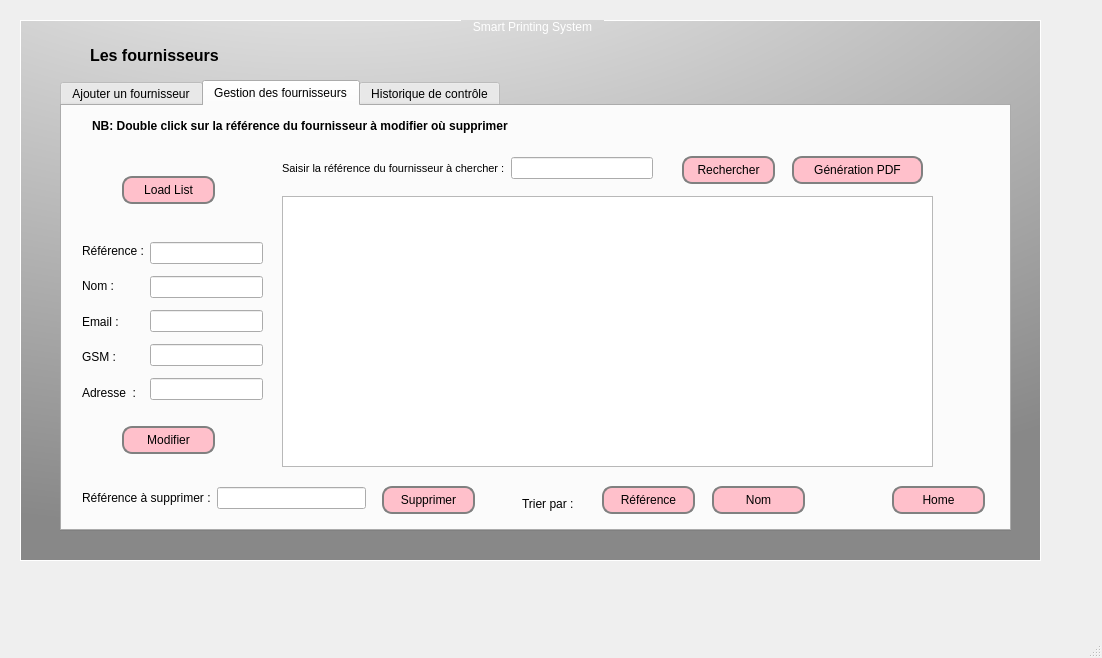
This is Fournisseurs/mainwindow.ui in yassinmezni/smart-printing-office as Qt 5 draws it before an edit. The edited form follows.
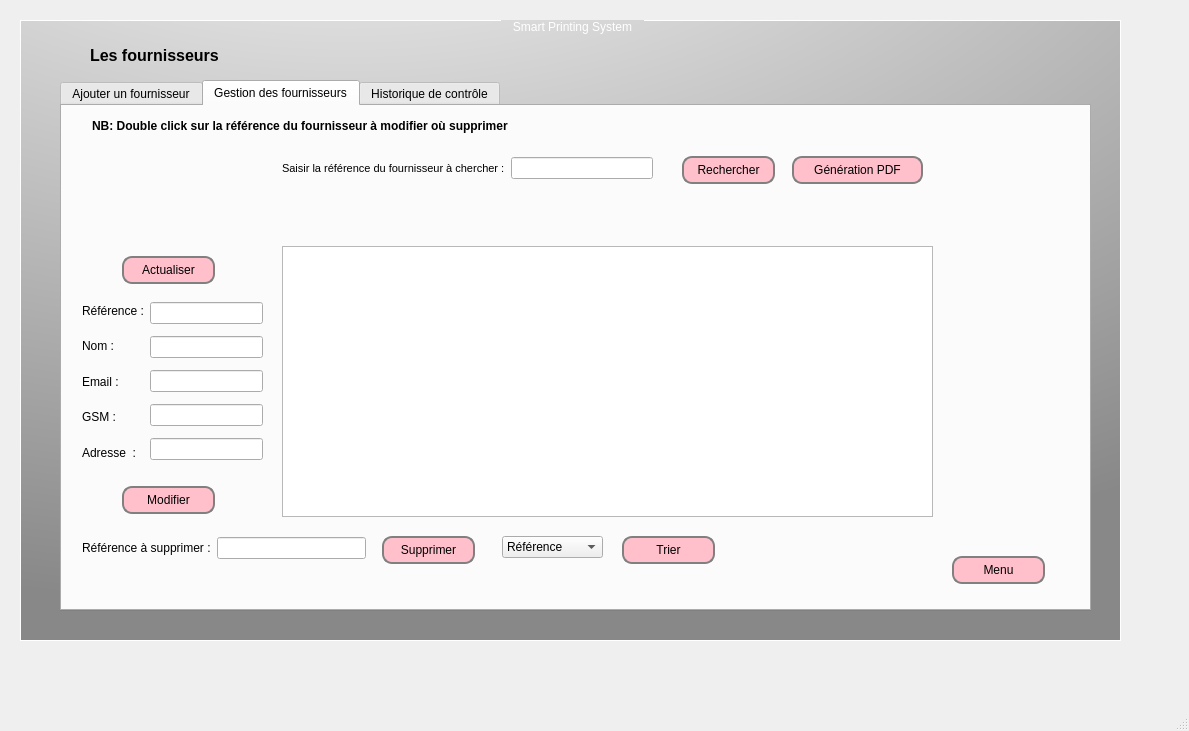
This is the edited form. The open tabs and pages were chosen to show the change. Icons and pictures are not drawn.

```diff
--- a/Fournisseurs/mainwindow.ui
+++ b/Fournisseurs/mainwindow.ui
@@ -6,8 +6,8 @@
    <rect>
     <x>0</x>
     <y>0</y>
-    <width>1102</width>
-    <height>658</height>
+    <width>1189</width>
+    <height>731</height>
    </rect>
   </property>
   <property name="windowTitle">
@@ -19,8 +19,8 @@
      <rect>
       <x>0</x>
       <y>0</y>
-      <width>1041</width>
-      <height>561</height>
+      <width>1151</width>
+      <height>671</height>
      </rect>
     </property>
     <property name="styleSheet">
@@ -194,8 +194,8 @@
        <rect>
         <x>10</x>
         <y>10</y>
-        <width>1051</width>
-        <height>591</height>
+        <width>1171</width>
+        <height>691</height>
        </rect>
       </property>
       <property name="styleSheet">
@@ -678,8 +678,8 @@
          <rect>
           <x>10</x>
           <y>10</y>
-          <width>1021</width>
-          <height>541</height>
+          <width>1101</width>
+          <height>621</height>
          </rect>
         </property>
         <property name="title">
@@ -711,8 +711,8 @@
           <rect>
            <x>40</x>
            <y>60</y>
-           <width>951</width>
-           <height>451</height>
+           <width>1031</width>
+           <height>531</height>
           </rect>
          </property>
          <property name="currentIndex">
@@ -1006,7 +1006,7 @@
            <property name="geometry">
             <rect>
              <x>60</x>
-             <y>320</y>
+             <y>380</y>
              <width>93</width>
              <height>28</height>
             </rect>
@@ -1019,7 +1019,7 @@
            <property name="geometry">
             <rect>
              <x>20</x>
-             <y>130</y>
+             <y>190</y>
              <width>181</width>
              <height>171</height>
             </rect>
@@ -1088,21 +1088,21 @@
           <widget class="QPushButton" name="homeButton_modifier">
            <property name="geometry">
             <rect>
-             <x>830</x>
-             <y>380</y>
+             <x>890</x>
+             <y>450</y>
              <width>93</width>
              <height>28</height>
             </rect>
            </property>
            <property name="text">
-            <string>Home</string>
+            <string>Menu</string>
            </property>
           </widget>
           <widget class="QTableView" name="tableView_2">
            <property name="geometry">
             <rect>
              <x>220</x>
-             <y>90</y>
+             <y>140</y>
              <width>651</width>
              <height>271</height>
             </rect>
@@ -1121,7 +1121,7 @@
            <property name="geometry">
             <rect>
              <x>320</x>
-             <y>380</y>
+             <y>430</y>
              <width>93</width>
              <height>28</height>
             </rect>
@@ -1134,7 +1134,7 @@
            <property name="geometry">
             <rect>
              <x>20</x>
-             <y>380</y>
+             <y>430</y>
              <width>284</width>
              <height>24</height>
             </rect>
@@ -1156,13 +1156,13 @@
            <property name="geometry">
             <rect>
              <x>60</x>
-             <y>70</y>
+             <y>150</y>
              <width>93</width>
              <height>28</height>
             </rect>
            </property>
            <property name="text">
-            <string>Load List</string>
+            <string>Actualiser</string>
            </property>
           </widget>
           <widget class="QWidget" name="layoutWidget_5">
@@ -1220,43 +1220,42 @@
             <string>Génération PDF</string>
            </property>
           </widget>
-          <widget class="QLabel" name="label_2">
+          <widget class="QComboBox" name="comboBox">
            <property name="geometry">
             <rect>
-             <x>460</x>
-             <y>390</y>
-             <width>61</width>
-             <height>16</height>
+             <x>440</x>
+             <y>430</y>
+             <width>101</width>
+             <height>22</height>
             </rect>
            </property>
-           <property name="text">
-            <string>Trier par :</string>
-           </property>
+           <item>
+            <property name="text">
+             <string>Référence</string>
+            </property>
+           </item>
+           <item>
+            <property name="text">
+             <string>Nom</string>
+            </property>
+           </item>
+           <item>
+            <property name="text">
+             <string>Email</string>
+            </property>
+           </item>
           </widget>
           <widget class="QPushButton" name="TrierButton_Ref">
            <property name="geometry">
             <rect>
-             <x>540</x>
-             <y>380</y>
+             <x>560</x>
+             <y>430</y>
              <width>93</width>
              <height>28</height>
             </rect>
            </property>
            <property name="text">
-            <string>Référence</string>
-           </property>
-          </widget>
-          <widget class="QPushButton" name="TrierButton_Nom">
-           <property name="geometry">
-            <rect>
-             <x>650</x>
-             <y>380</y>
-             <width>93</width>
-             <height>28</height>
-            </rect>
-           </property>
-           <property name="text">
-            <string>Nom</string>
+            <string>Trier</string>
            </property>
           </widget>
          </widget>
```
Left out of the diff: 265 changed lines with no effect on the pictures.
